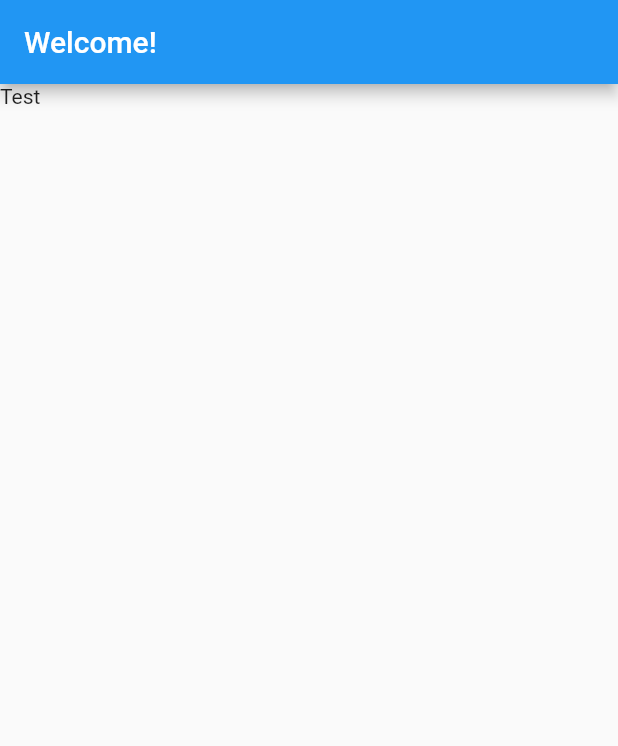
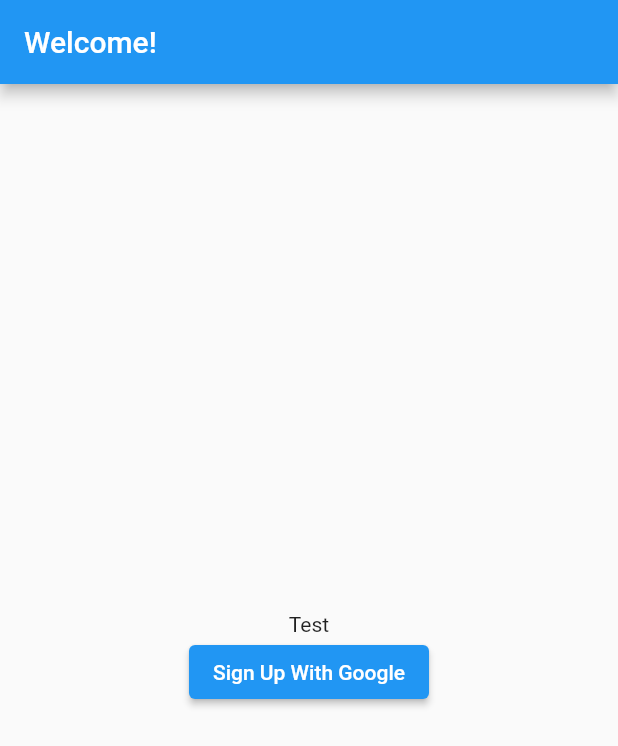
Before and after one commit to KavindaLochana/imedirep-project, a Flutter app: the screen it shows after launch, on a phone screen of 412 x 824 dp. Shown: the top 746 px of the screen. Run offline on Flutter 3.47's test engine with Material 2 defaults, Android fonts, the phone set to English and light mode, and no system bars; our stand-ins replace firebase_auth, firebase_core, google_sign_in; missing offline and left inert: dart:html; accounts and stored records are empty.

Commit message:
google signin provider

```diff
--- a/lib/googleSignInPage.dart
+++ b/lib/googleSignInPage.dart
@@ -10,9 +10,19 @@
         title: Text('Welcome!'),
       ),
       body: Column(
+        mainAxisAlignment: MainAxisAlignment.center,
+        crossAxisAlignment: CrossAxisAlignment.center,
         children: [
-          Container(
-            child: Text('Test'),
+          Center(
+            child: Container(
+              child: Text('Test'),
+            ),
+          ),
+          Center(
+            child: ElevatedButton(
+              child: Text('Sign Up With Google'),
+              onPressed: () {},
+            ),
           ),
         ],
       ),
--- /dev/null
+++ b/lib/googleSignInProvider.dart
@@ -0,0 +1,32 @@
+import 'dart:html';
+
+import 'package:flutter/material.dart';
+
+import 'package:firebase_auth/firebase_auth.dart';
+import 'package:google_sign_in/google_sign_in.dart';
+
+class GoogleSignInProvider extends ChangeNotifier {
+  final googleSignIn = GoogleSignIn();
+
+  GoogleSignInAccount? _user;
+
+  GoogleSignInAccount get user => _user!;
+
+  Future googleLogin() async {
+    final googleUser = await googleSignIn.signIn();
+
+    if (googleUser == null) return;
+    _user = googleUser;
+
+    final googleAuth = await googleUser.authentication;
+
+    final credential = GoogleAuthProvider.credential(
+      accessToken: googleAuth.accessToken,
+      idToken: googleAuth.idToken,
+    );
+
+    await FirebaseAuth.instance.signInWithCredential(credential);
+
+    notifyListeners();
+  }
+}
--- a/lib/main.dart
+++ b/lib/main.dart
@@ -1,5 +1,7 @@
 import 'package:flutter/material.dart';
 import 'package:firebase_core/firebase_core.dart';
+import 'package:imedirep/googleSignInProvider.dart';
+import 'package:provider/provider.dart';
 
 import 'cars.dart';
 
@@ -14,11 +16,12 @@
 
 class MyApp extends StatelessWidget {
   @override
-  Widget build(BuildContext context) {
-    return MaterialApp(
-      home: DataFromAPI(),
-    );
-  }
+  Widget build(BuildContext context) => ChangeNotifierProvider(
+      create: (context) => GoogleSignInProvider(),
+      child: MaterialApp(
+        debugShowCheckedModeBanner: false,
+        home: DataFromAPI(),
+      ));
 }
 
 class DataFromAPI extends StatefulWidget {
```
